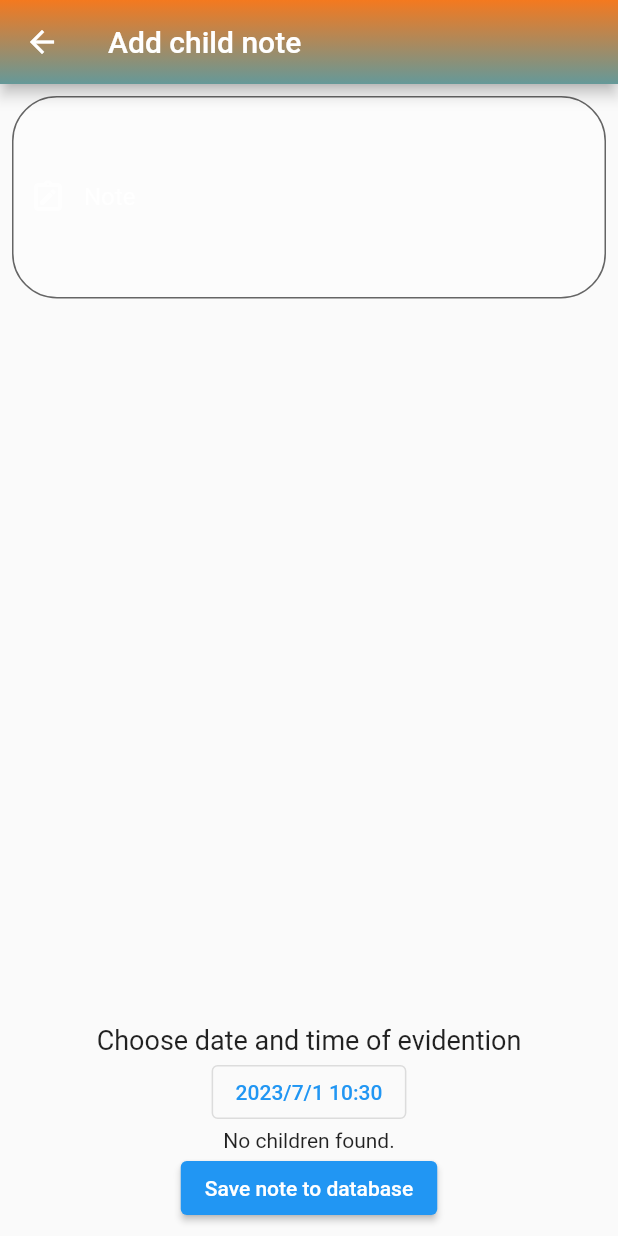
After one commit to skovacic1998/diplomski, a Flutter app: the AddNoteForChild screen opened directly, on a phone screen of 412 x 824 dp. The commit adds this screen. Run offline on Flutter 3.47's test engine with Material 2 defaults, Android fonts, the phone set to English and light mode, and no system bars; our stand-ins replace cloud_firestore, firebase_auth, firebase_core, flutter_riverpod; accounts and stored records are empty.

Commit message:
notes screen finished and working properly

```diff
--- /dev/null
+++ b/vrtic/lib/models/note.dart
@@ -0,0 +1,16 @@
+class Note{
+  const Note({
+    required this.noteText,
+    required this.timestamp,
+    required this.child
+  });
+  final String noteText;
+  final int timestamp;
+  final Map<String, dynamic>? child;
+
+  Map<String, dynamic> toMap() => {
+    'note': noteText,
+    'timestamp': timestamp,
+    'child': child
+  };
+}
--- a/vrtic/lib/providers/evidention_provider.dart
+++ b/vrtic/lib/providers/evidention_provider.dart
@@ -3,5 +3,7 @@ import 'package:flutter_riverpod/flutter_riverpod.dart';
 
 final dateTimeProvider = StateProvider.autoDispose<DateTime>((ref) => DateTime.now());
 
+final selectedChildIndexProvider = StateProvider.autoDispose<int?>((ref) => null);
+final selectedChildObjectProvider = StateProvider.autoDispose<Map<String,dynamic>?>((ref) => null);
 final selectedChildrenProvider = StateProvider.autoDispose<List<int>>((ref) => []);
 final selectedChildrenObjectsProvider = StateProvider.autoDispose<List<Map<String,dynamic>>>((ref) => []);
--- a/vrtic/lib/reusable_widgets/reusable_widget.dart
+++ b/vrtic/lib/reusable_widgets/reusable_widget.dart
@@ -15,15 +15,22 @@ Image logoWidget(String imageString) {
   );
 }
 
-TextField reusableTextField(String text, IconData iconData, bool isPasswordType,
-    TextEditingController controller) {
+TextField reusableTextField(
+    String text,
+    IconData iconData,
+    bool isPasswordType,
+    TextEditingController controller,
+    Color? textColor,
+    OutlineInputBorder? outlineBorder) {
   return TextField(
     controller: controller,
     obscureText: isPasswordType,
     enableSuggestions: !isPasswordType,
     autocorrect: !isPasswordType,
-    cursorColor: Colors.white,
-    style: TextStyle(color: Colors.white.withOpacity(0.9)),
+    cursorColor: textColor ?? Colors.white.withOpacity(0.9),
+    style: TextStyle(
+      color: textColor ?? Colors.white.withOpacity(0.9),
+    ),
     decoration: InputDecoration(
       prefixIcon: Icon(
         iconData,
@@ -36,7 +43,8 @@ TextField reusableTextField(String text, IconData iconData, bool isPasswordType,
       filled: true,
       floatingLabelBehavior: FloatingLabelBehavior.never,
       fillColor: Colors.white.withOpacity(0.3),
-      border: OutlineInputBorder(
+      border: outlineBorder ??
+          OutlineInputBorder(
             borderRadius: BorderRadius.circular(30.0),
             borderSide: const BorderSide(width: 0, style: BorderStyle.none),
           ),
@@ -44,6 +52,47 @@ TextField reusableTextField(String text, IconData iconData, bool isPasswordType,
     keyboardType: isPasswordType
         ? TextInputType.visiblePassword
         : TextInputType.emailAddress,
+    maxLines: isPasswordType ? 1 : 5,
+  );
+}
+TextField reusableTextFieldLoginAndSignup(
+    String text,
+    IconData iconData,
+    bool isPasswordType,
+    TextEditingController controller,
+    Color? textColor,
+    OutlineInputBorder? outlineBorder) {
+  return TextField(
+    controller: controller,
+    obscureText: isPasswordType,
+    enableSuggestions: !isPasswordType,
+    autocorrect: !isPasswordType,
+    cursorColor: textColor ?? Colors.white.withOpacity(0.9),
+    style: TextStyle(
+      color: textColor ?? Colors.white.withOpacity(0.9),
+    ),
+    decoration: InputDecoration(
+      prefixIcon: Icon(
+        iconData,
+        color: Colors.white70,
+      ),
+      labelText: text,
+      labelStyle: TextStyle(
+        color: Colors.white.withOpacity(0.9),
+      ),
+      filled: true,
+      floatingLabelBehavior: FloatingLabelBehavior.never,
+      fillColor: Colors.white.withOpacity(0.3),
+      border: outlineBorder ??
+          OutlineInputBorder(
+            borderRadius: BorderRadius.circular(30.0),
+            borderSide: const BorderSide(width: 0, style: BorderStyle.none),
+          ),
+    ),
+    keyboardType: isPasswordType
+        ? TextInputType.visiblePassword
+        : TextInputType.emailAddress,
+    maxLines: 1,
   );
 }
 
@@ -116,18 +165,30 @@ class ChildObjectListMultiSelect extends ConsumerWidget {
               final child = children[index].data() as Map<String, dynamic>;
               final childName = child['name'];
               final childSurname = child['surname'];
-                final actualChild = {'name': childName, 'sex': child['sex'], 'surname': childSurname, 'id': childId};
+              final actualChild = {
+                'name': childName,
+                'sex': child['sex'],
+                'surname': childSurname,
+                'id': childId
+              };
               return ListTile(
                 tileColor: selectedItems.contains(index)
                     ? Colors.blue.withOpacity(0.5)
                     : Colors.transparent,
                 onTap: () {
                   if (!selectedItems.contains(index)) {
-                      ref.read(selectedChildrenProvider.notifier).state = [...selectedItems, index];
+                    ref.read(selectedChildrenProvider.notifier).state = [
+                      ...selectedItems,
+                      index
+                    ];
                   }
-                    final isValueUnique = selectedChildren.every((item) => item['id'] != actualChild['id']);
-                    if(isValueUnique){
-                      ref.read(selectedChildrenObjectsProvider.notifier).state = [...selectedChildren, actualChild];
+                  final isValueUnique = selectedChildren
+                      .every((item) => item['id'] != actualChild['id']);
+                  if (isValueUnique) {
+                    ref.read(selectedChildrenObjectsProvider.notifier).state = [
+                      ...selectedChildren,
+                      actualChild
+                    ];
                   }
                 },
                 onLongPress: () {
@@ -136,7 +197,8 @@ class ChildObjectListMultiSelect extends ConsumerWidget {
                   ];
 
                   ref.read(selectedChildrenObjectsProvider.notifier).state = [
-                      ...selectedChildren.where((item) => item['id'] != actualChild['id']),
+                    ...selectedChildren
+                        .where((item) => item['id'] != actualChild['id']),
                   ];
                 },
                 leading: const Icon(
@@ -168,6 +230,91 @@ class ChildObjectListMultiSelect extends ConsumerWidget {
     final totalHeight = listTileHeight * itemCount;
     final maxHeight = MediaQuery.of(context).size.height * 0.6;
     return totalHeight > maxHeight ? maxHeight : totalHeight;
+  }
+}
+
+class ChildObjectListSingleSelect extends ConsumerWidget {
+  const ChildObjectListSingleSelect({Key? key}) : super(key: key);
+
+  @override
+  Widget build(BuildContext context, WidgetRef ref) {
+
+    return StreamBuilder<QuerySnapshot>(
+      stream: FirebaseFirestore.instance.collection('child').snapshots(),
+      builder: (context, snapshot) {
+        if (snapshot.hasError) {
+          return Text('Error: ${snapshot.error}');
+        }
+
+        if (snapshot.connectionState == ConnectionState.waiting) {
+          return const Center(
+            child: CircularProgressIndicator(),
+          );
+        }
+
+        final children = snapshot.data?.docs;
+        if (children == null || children.isEmpty) {
+          return const Text('No children found.');
+        }
+        return SizedBox(
+          height: MediaQuery.of(context).size.height * 0.6,
+          child: ListView.builder(
+            shrinkWrap: true,
+            itemCount: children.length,
+            itemBuilder: (context, index) {
+              final childId = children[index].id;
+              final child = children[index].data() as Map<String, dynamic>;
+              final childName = child['name'];
+              final childSurname = child['surname'];
+              final actualChild = {
+                'name': childName,
+                'sex': child['sex'],
+                'surname': childSurname,
+                'id': childId
+              };
+              return _CustomListTile(index, actualChild);
+            },
+          ),
+        );
+      },
+    );
+  }
+}
+
+class _CustomListTile extends ConsumerWidget {
+  const _CustomListTile(this.index, this.child);
+  final int index;
+  final Map<String, dynamic> child;
+  @override
+  Widget build(BuildContext context, WidgetRef ref) {
+    final selectedItem = ref.watch(selectedChildIndexProvider);
+    return ListTile(
+      tileColor: selectedItem == index
+          ? Colors.blue.withOpacity(0.5)
+          : Colors.transparent,
+      onTap: () {
+        if (selectedItem != index) {
+          ref.read(selectedChildObjectProvider.notifier).state = child;
+          ref.read(selectedChildIndexProvider.notifier).state = index;
+        }
+      },
+      leading: const Icon(
+        Icons.child_care,
+        size: 40,
+      ),
+      title: Text(child['name']),
+      subtitle: Row(
+        children: [
+          Text(child['surname']),
+          const SizedBox(
+            width: 20,
+          ),
+          checkChildSex(
+            child['sex'].toString(),
+          ),
+        ],
+      ),
+    );
   }
 }
 
--- /dev/null
+++ b/vrtic/lib/screens/add_child_note_screen.dart
@@ -0,0 +1,64 @@
+import 'package:cloud_firestore/cloud_firestore.dart';
+import 'package:flutter/material.dart';
+import 'package:flutter_riverpod/flutter_riverpod.dart';
+import 'package:vrtic/models/note.dart';
+import 'package:vrtic/providers/evidention_provider.dart';
+
+import '../reusable_widgets/reusable_widget.dart';
+import 'custom_datetime_picker.dart';
+
+class AddNoteForChild extends StatelessWidget {
+  const AddNoteForChild({super.key});
+
+  @override
+  Widget build(BuildContext context) {
+    TextEditingController noteEditingController = TextEditingController();
+    return Scaffold(
+      appBar: customAppBar('Add child note'),
+      body: Padding(
+        padding: const EdgeInsets.all(8),
+        child: Column(
+          children: [
+            Expanded(
+              child: reusableTextField(
+                'Note',
+                Icons.note_alt_outlined,
+                false,
+                noteEditingController,
+                Colors.black,
+                OutlineInputBorder(
+                    borderRadius: BorderRadius.circular(30.0),
+                    borderSide:
+                        const BorderSide(width: 2, style: BorderStyle.solid)),
+              ),
+            ),
+            const CustomDateTimePicker(),
+            const Align(
+                alignment: Alignment.topCenter,
+                child: ChildObjectListSingleSelect()),
+            Consumer(
+              builder: (BuildContext context, WidgetRef ref, Widget? child) {
+                final child = ref.watch(selectedChildObjectProvider);
+                final timestamp =
+                    ref.read(dateTimeProvider).millisecondsSinceEpoch;
+                return ElevatedButton(
+                  onPressed: () async {
+                    Note note = Note(
+                        noteText: noteEditingController.text,
+                        timestamp: timestamp,
+                        child: child);
+                    print(note.noteText);
+                    print(note.timestamp);
+                    print(note.child);
+                    await FirebaseFirestore.instance.collection('notes').doc().set(note.toMap());
+                  },
+                  child: const Text('Save note to database'),
+                );
+              },
+            )
+          ],
+        ),
+      ),
+    );
+  }
+}
--- a/vrtic/lib/screens/adding_children_screen.dart
+++ b/vrtic/lib/screens/adding_children_screen.dart
@@ -1,5 +1,3 @@
-import 'dart:convert';
-
 import 'package:cloud_firestore/cloud_firestore.dart';
 import 'package:firebase_auth/firebase_auth.dart';
 import 'package:flutter/material.dart';
--- a/vrtic/lib/screens/custom_datetime_picker.dart
+++ b/vrtic/lib/screens/custom_datetime_picker.dart
@@ -21,7 +21,7 @@ class _CustomDateTimePickerState extends ConsumerState<CustomDateTimePicker> {
         //   padding: const EdgeInsets.all(8),
         //   child: Center(
         //     child: Column(
-        mainAxisAlignment: MainAxisAlignment.start,
+        // mainAxisAlignment: MainAxisAlignment.start,
         children: [
           const Text('Choose date and time of evidention',
               style: TextStyle(fontSize: 18)),
--- a/vrtic/lib/screens/home_screen.dart
+++ b/vrtic/lib/screens/home_screen.dart
@@ -3,6 +3,7 @@ import 'package:flutter/material.dart';
 import 'package:flutter_riverpod/flutter_riverpod.dart';
 import 'package:vrtic/providers/user_provider.dart';
 import 'package:vrtic/models/user.dart' as user_model;
+import 'package:vrtic/screens/add_child_note_screen.dart';
 import 'package:vrtic/screens/evidention_screen.dart';
 import 'package:vrtic/screens/sign_in_screen.dart';
 
@@ -73,9 +74,15 @@ class HomeScreen extends ConsumerWidget {
               },
             ),
             ListTile(
-              title: const Text('Drugi page'),
+              title: const Text('Add evidention'),
               onTap: () {
                 Navigator.push(context, MaterialPageRoute(builder: (context)=> const EvidentionScreen()));
+              },
+            ),
+            ListTile(
+              title: const Text('Add note screen'),
+              onTap: () {
+                Navigator.push(context, MaterialPageRoute(builder: (context)=> const AddNoteForChild()));
               },
             ),
             ListTile(
```
Also changed, not shown: vrtic/lib/screens/sign_in_screen.dart (+4 -4 lines), vrtic/lib/screens/sign_up_screen.dart (+6 -6 lines), vrtic/lib/screens/add_activity_screen.dart (added). Lines whose indentation alone changed are shown as unchanged.
